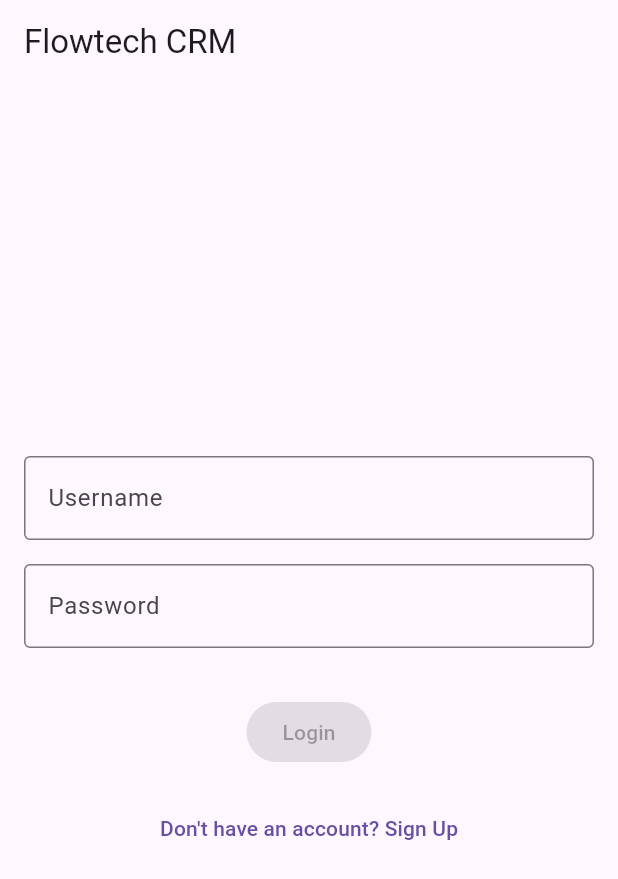
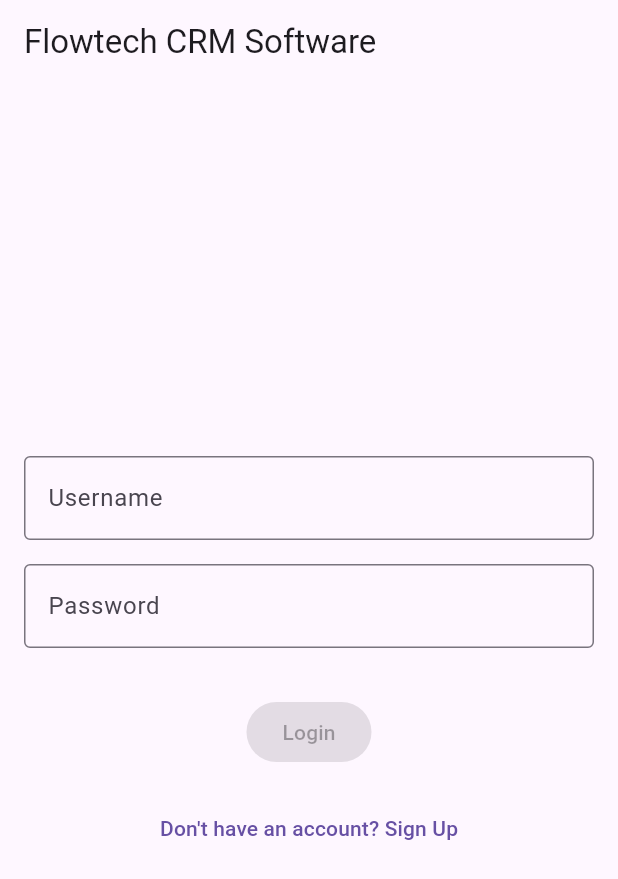
Before and after one commit to behnamjk/flowtech_crm_development, a Flutter app: the screen it shows after launch, on a phone screen of 412 x 824 dp. Shown: the top 879 px of the screen. Run offline on Flutter 3.47's test engine with Material 3 defaults, Android fonts, the phone set to English and light mode, and no system bars.

Commit message:
minor changes

```diff
--- a/lib/main.dart
+++ b/lib/main.dart
@@ -14,7 +14,7 @@ class MyApp extends StatelessWidget {
       theme: ThemeData(
         primarySwatch: Colors.blue,
       ),
-      home: MyHomePage(title: 'Flowtech CRM'),
+      home: MyHomePage(title: 'Flowtech CRM Software'),
     );
   }
 }
```
